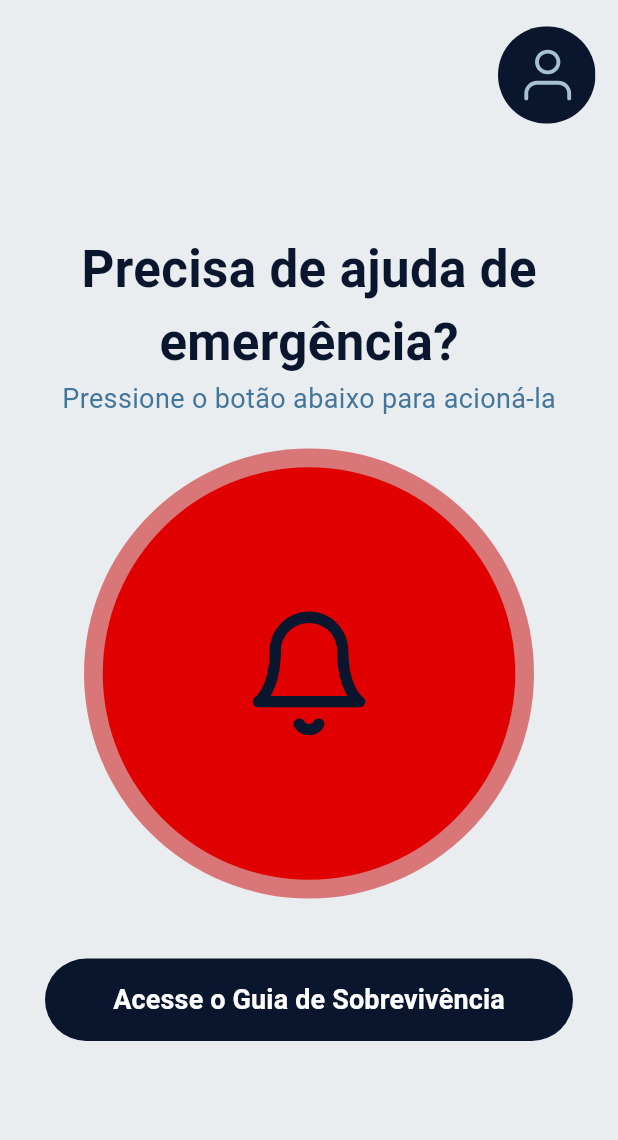
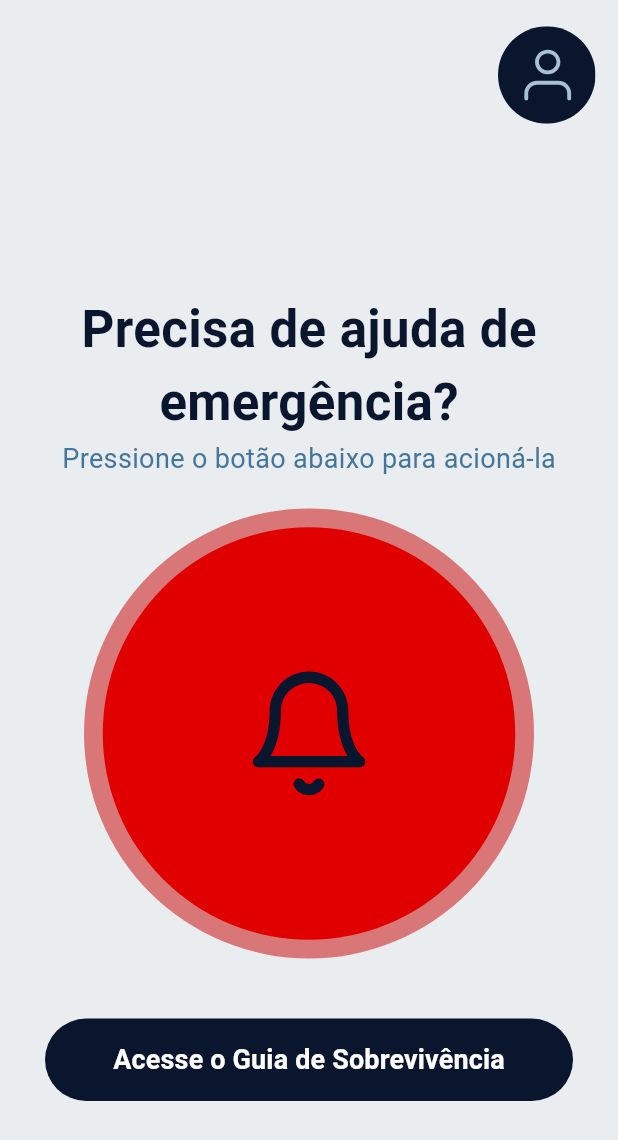
Before and after one commit to Beto-Ribeiro/Projeto-Integrador-SMDN, a Flutter app: the Home screen opened directly with empty values, on a phone screen of 412 x 824 dp. Shown: the top 1140 px of the screen. Run offline on Flutter 3.47's test engine with Material 3 defaults, Android fonts, the phone set to English and light mode, and no system bars; our stand-ins replace file_picker, flutter_dotenv, flutter_svg, geolocator, google_maps_flutter, location and 2 more; accounts and stored records are empty; project files that could hold a hidden picture were left out.

Commit message:
Ajuste Home - Thierry

```diff
--- a/lib/telas/Home.dart
+++ b/lib/telas/Home.dart
@@ -387,7 +387,7 @@ class _Home_State extends State<Home> {
                             ),
                           ),
 
-                          const SizedBox(height: 130, width: double.infinity),
+                          const SizedBox(height: 90, width: double.infinity),
                         ],
                       ),
                     ),
```
